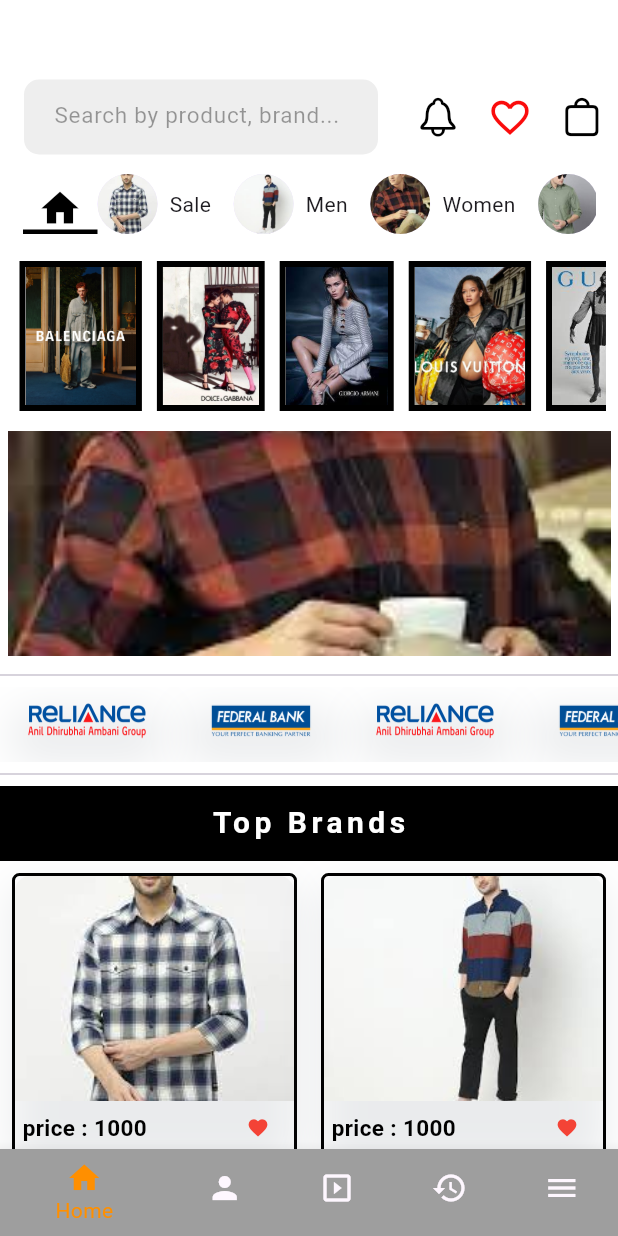
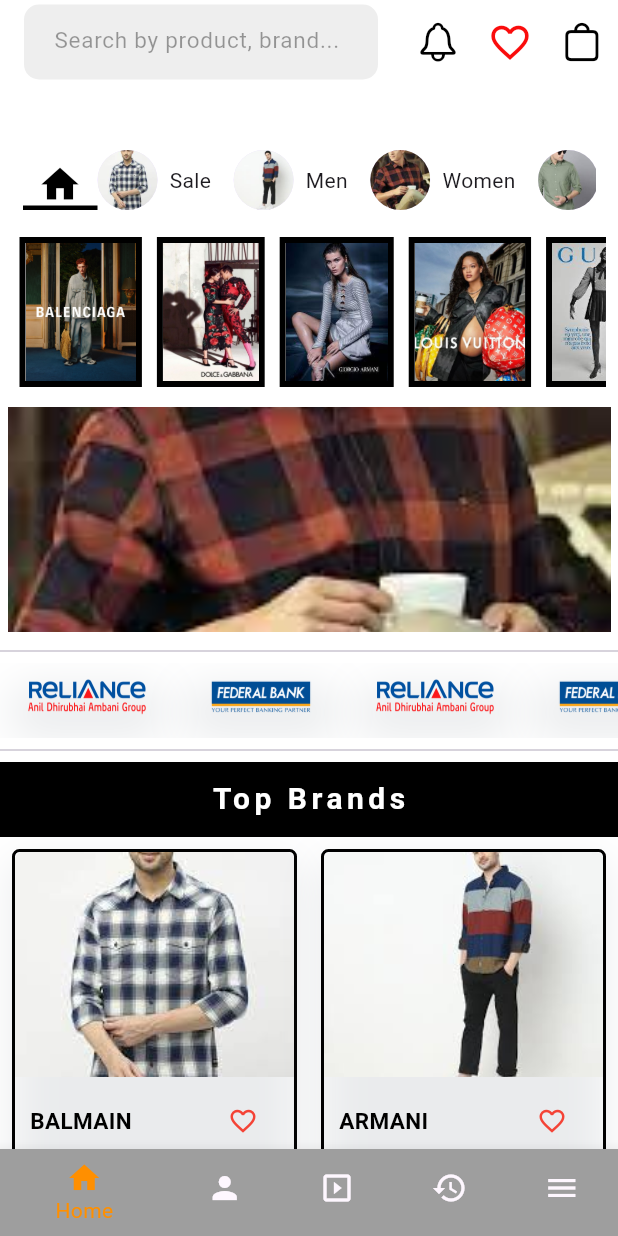
Before and after one commit to sharath-616/shopcart, a Flutter app: the screen it shows after launch, on a phone screen of 412 x 824 dp. Run offline on Flutter 3.47's test engine with Material 3 defaults, Android fonts, the phone set to English and light mode, and no system bars; our stand-ins replace flutter_spinkit, go_router.

Commit message:
product cart created and grid box overflow solved

```diff
--- a/lib/Const/const.dart
+++ b/lib/Const/const.dart
@@ -1,7 +1,7 @@
 import 'package:flutter/material.dart';
 
 const sizedBox = SizedBox(
-  height: 50,
+  height: 30,
   width: 20,
 );
 
--- a/lib/Const/local_images.dart
+++ b/lib/Const/local_images.dart
@@ -39,6 +39,30 @@
     'Accessories',
   ];
 
+  final List<String> itemPrice = [
+    "Price : \$ :1000",
+    "Price : \$ :2000",
+    "Price : \$ :1500",
+    "Price : \$ :500",
+    "Price : \$ :1200",
+    "Price : \$ :800",
+    "Price : \$ :900",
+    "Price : \$ :5000",
+    "Price : \$ :400",
+  ];
+
+  final List<String> itemName = [
+    'BALMAIN',
+    'ARMANI',
+    'PRADA',
+    'GUCCI',
+    'MILANO',
+    'FENDI',
+    'GAP',
+    'BURBERRY',
+    'LEVIS',
+  ];
+
   final List<String> pants = [
     'assets/jeans/download.jpg',
     'assets/jeans/download (1).jpg',
@@ -51,13 +75,14 @@
     'assets/jeans/download (8).jpg',
   ];
 
-
   ItemImage(List list,
       {required List<String> itemText,
       required List<String> adds,
       required List<String> shirts,
       required List bank,
-      required List pants});
+      required List pants,
+      required List itemPrice,
+      required List itemName});
 
   get bank => null;
 }
--- a/lib/Screens/HomePage/Coponents/body.dart
+++ b/lib/Screens/HomePage/Coponents/body.dart
@@ -19,25 +19,25 @@
   Widget build(BuildContext context) {
     return Scaffold(
       backgroundColor: Colors.white,
+      appBar: PreferredSize(
+        preferredSize: const Size.fromHeight(80.0),
+        child: CustomAppbar(
+          bellFunctions: () {},
+          favoriteFunctions: () {
+            context.read<HomePageProvider>().clickedfavor();
+          },
+          cartFunction: () {},
+          bellIcons: CupertinoIcons.bell,
+          favoriteIcons: context.watch<HomePageProvider>().isfavor ? Icons.favorite : Icons.favorite_border,
+          cartIcons: CupertinoIcons.bag,
+          controller: context.watch<HomePageProvider>().userSearchController,
+        ),
+      ),
       body: Consumer<HomePageProvider>(
         builder: (context, homePageProvider, child) => SafeArea(
           child: Column(
             children: [
-              sizedBox,
-              PreferredSize(
-                preferredSize: const Size(double.infinity, 100),
-                child: CustomAppbar(
-                  bellFunctions: () {},
-                  favoriteFunctions: () {
-                    homePageProvider.clickedfavor();
-                  },
-                  cartFunction: () {},
-                  bellIcons: CupertinoIcons.bell,
-                  favoriteIcons: homePageProvider.isfavor ? Icons.favorite : Icons.favorite_border,
-                  cartIcons: CupertinoIcons.bag,
-                  controller: homePageProvider.userSearchController,
-                ),
-              ),
+              const SizedBox(height: 10),
               Expanded(
                 child: homePageProvider.isLoading
                     ? const Center(
@@ -60,6 +60,9 @@
                                 BankAdds(),
                                 Divider(),
                                 GridGallery(),
+
+
+
                               ],
                             ),
                           ),
--- /dev/null
+++ b/lib/Service/cart_item.dart
@@ -0,0 +1,11 @@
+class CartItem{
+  final String id;
+  final String title;
+  final int quantity;
+  final double price;
+
+
+  CartItem({required this.id, required this.title, required this.quantity, required this.price,
+
+  });
+}
--- a/lib/Widgets/custom_appbar.dart
+++ b/lib/Widgets/custom_appbar.dart
@@ -31,7 +31,7 @@
   @override
   Widget build(BuildContext context) {
     return AppBar(
-      backgroundColor: Colors.white,
+      backgroundColor: const Color.fromARGB(255, 255, 255, 255),
       elevation: 0,
       leading: leading,
       title: title != null
--- a/lib/Widgets/grid_gallery.dart
+++ b/lib/Widgets/grid_gallery.dart
@@ -1,9 +1,7 @@
 import 'package:flutter/material.dart';
-import 'package:go_router/go_router.dart';
 import 'package:provider/provider.dart';
 import 'package:shopcart/Const/const.dart';
 import 'package:shopcart/Provider/HomepageProvider/home_page_provider.dart';
-import 'package:shopcart/Screens/CartPage/cart_page.dart';
 import 'package:shopcart/Widgets/custom_text.dart';
 
 class GridGallery extends StatelessWidget {
@@ -30,21 +28,24 @@
           ),
         ),
         Consumer<HomePageProvider>(
-          builder: (context, homePageProvider, child) => homePageProvider.itemImage.pants.isEmpty
+          builder: (context, homePageProvider, child) => homePageProvider.itemImage.shirts.isEmpty
               ? const CustomText(text: 'No items available')
               : SizedBox(
-                  height:500,
+                  height: 300,
                   child: GridView.builder(
-                    gridDelegate: const SliverGridDelegateWithFixedCrossAxisCount(crossAxisCount: 2),
+                    gridDelegate: const SliverGridDelegateWithFixedCrossAxisCount(
+                      crossAxisCount: 2,
+                      childAspectRatio: 0.65,
+                      crossAxisSpacing: 0.01,
+                    ),
                     itemCount: homePageProvider.itemImage.shirts.length,
-                    itemBuilder: (context, index) => Padding(
+                    itemBuilder: (context, index) {
+                      final shirt = homePageProvider.itemImage.shirts[index];
+                      final shirtName = homePageProvider.itemImage.itemName[index];
+                      final shirtPrice = homePageProvider.itemImage.itemPrice[index];
+                      return Padding(
                         padding: const EdgeInsets.all(8.0),
-                      child: InkWell(
-                        onTap: (){
-                          context.go(CartPage.classId);
-                        },
                         child: Container(
-                          height: 400,
                           decoration: BoxDecoration(
                             border: Border.all(color: Colors.black, width: 2),
                             borderRadius: BorderRadius.circular(5),
@@ -55,49 +56,112 @@
                             children: [
                               ClipRRect(
                                 borderRadius: const BorderRadius.only(
-                                  topLeft: Radius.circular(10),
-                                  topRight: Radius.circular(10),
+                                  topLeft: Radius.circular(5),
+                                  topRight: Radius.circular(5),
                                 ),
-                                child: Image(
-                                  image: AssetImage(
-                                    homePageProvider.itemImage.shirts[index],
-                                  ),
+                                child: Image.asset(
+                                  shirt,
                                   fit: BoxFit.cover,
                                   height: 150,
                                   width: double.infinity,
                                 ),
                               ),
-                              Expanded(
-                                child: Row(
+                              Padding(
+                                padding: const EdgeInsets.only(left: 10, right: 10, bottom: 5, top: 5),
+                                child: Column(
+                                  crossAxisAlignment: CrossAxisAlignment.start,
+                                  children: [
+                                    Row(
                                       mainAxisAlignment: MainAxisAlignment.spaceBetween,
                                       children: [
-                                    const Padding(
-                                      padding: EdgeInsets.all(5.0),
-                                      child: CustomText(
-                                        text: 'price : 1000 ',
+                                        CustomText(
+                                          text: shirtName,
                                           size: 15,
                                           color: Colors.black,
                                           fw: FontWeight.bold,
                                         ),
+                                        IconButton(
+                                          onPressed: () {
+                                            homePageProvider.clickedfavor();
+                                          },
+                                          icon: homePageProvider.isfavor
+                                              ? const Icon(
+                                                  Icons.favorite,
+                                                  size: 20,
+                                                  color: Colors.red,
+                                                )
+                                              : const Icon(
+                                                  Icons.favorite_border,
+                                                  size: 20,
+                                                  color: Colors.red,
                                                 ),
-                                    IconButton(
-                                        onPressed: () {},
-                                        icon: const Icon(
-                                          Icons.favorite,
+                                        ),
+                                      ],
+                                    ),
+                                    CustomText(
+                                      text: shirtPrice,
                                       size: 15,
-                                          color: Colors.red,
-                                        ),),
+                                      color: Colors.black,
+                                      fw: FontWeight.bold,
+                                    ),
                                   ],
                                 ),
                               ),
-                            ],
+                              Padding(
+                                padding: const EdgeInsets.all(8.0),
+                                child: TextButton(
+                                  onPressed: () {
+                                    homePageProvider.addItemToCart(
+                                      'shirt$index',
+                                      1000,
+                                      shirtName,
+                                    );
+                                    ScaffoldMessenger.of(context).showSnackBar(
+                                      SnackBar(
+                                        content: CustomText(
+                                          text: '$shirtName added to cart!',
+                                          size: 15,
+                                          color: Colors.white,
+                                          fw: FontWeight.bold,
+                                          letterSpacing: 3,
+                                        ),
+                                      ),
+                                    );
+                                  },
+                                  child: Container(
+                                    width: 200,
+                                    height: 30,
+                                    decoration: const BoxDecoration(
+                                      borderRadius: BorderRadius.all(
+                                        Radius.circular(5),
+                                      ),
+                                      color: Colors.black,
+                                    ),
+                                    child: const Center(
+                                      child: CustomText(
+                                        text: 'Add to Cart',
+                                        size: 15,
+                                        color: Colors.white,
+                                        fw: FontWeight.bold,
+                                        letterSpacing: 3,
                                       ),
                                     ),
                                   ),
                                 ),
                               ),
+
+
+
+                            ],
                           ),
                         ),
+                      );
+                    },
+                  ),
+                ),
+        ),
+
+          sizedBox,
       ],
     );
   }
```
Also changed, not shown: lib/Provider/HomepageProvider/home_page_provider.dart (+52 -13 lines), lib/Screens/CartPage/Components/body.dart (+18 -16 lines). Lines whose indentation alone changed are shown as unchanged.
